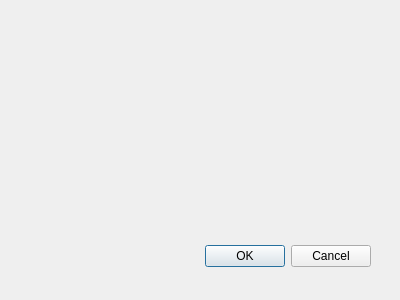
The window that imagewidget/editmarkerdialog.ui (ANKA-KIT/imageclient) describes before a commit, drawn with Qt 5.
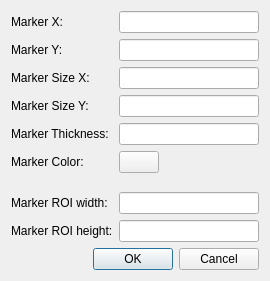
The same window after the commit.

Commit message:
Implemented marker editing
Marker ROI is still missing and the marker position does not get updated
in "full image" mode

```diff
--- a/imagewidget/editmarkerdialog.ui
+++ b/imagewidget/editmarkerdialog.ui
@@ -8,29 +8,155 @@
    <rect>
     <x>0</x>
     <y>0</y>
-    <width>400</width>
-    <height>300</height>
+    <width>270</width>
+    <height>263</height>
    </rect>
   </property>
   <property name="windowTitle">
    <string>Dialog</string>
   </property>
-  <widget class="QDialogButtonBox" name="buttonBox">
-   <property name="geometry">
-    <rect>
-     <x>30</x>
-     <y>240</y>
-     <width>341</width>
-     <height>32</height>
-    </rect>
-   </property>
-   <property name="orientation">
-    <enum>Qt::Horizontal</enum>
-   </property>
-   <property name="standardButtons">
-    <set>QDialogButtonBox::Cancel|QDialogButtonBox::Ok</set>
-   </property>
-  </widget>
+  <property name="modal">
+   <bool>true</bool>
+  </property>
+  <layout class="QVBoxLayout" name="verticalLayout">
+   <item>
+    <layout class="QGridLayout" name="gridLayout">
+     <item row="0" column="0">
+      <widget class="QLabel" name="markerXLabel">
+       <property name="text">
+        <string>Marker X:</string>
+       </property>
+      </widget>
+     </item>
+     <item row="0" column="1">
+      <widget class="QLineEdit" name="markerXEdit"/>
+     </item>
+     <item row="1" column="0">
+      <widget class="QLabel" name="markerYLabel">
+       <property name="text">
+        <string>Marker Y:</string>
+       </property>
+      </widget>
+     </item>
+     <item row="1" column="1">
+      <widget class="QLineEdit" name="markerYEdit"/>
+     </item>
+     <item row="2" column="0">
+      <widget class="QLabel" name="markerSizeXLabel">
+       <property name="text">
+        <string>Marker Size X:</string>
+       </property>
+      </widget>
+     </item>
+     <item row="2" column="1">
+      <widget class="QLineEdit" name="markerSizeXEdit"/>
+     </item>
+     <item row="3" column="0">
+      <widget class="QLabel" name="markerSizeYLabel">
+       <property name="text">
+        <string>Marker Size Y:</string>
+       </property>
+      </widget>
+     </item>
+     <item row="3" column="1">
+      <widget class="QLineEdit" name="markerSizeYEdit"/>
+     </item>
+     <item row="4" column="0">
+      <widget class="QLabel" name="markerThicknessLabel">
+       <property name="text">
+        <string>Marker Thickness:</string>
+       </property>
+      </widget>
+     </item>
+     <item row="4" column="1">
+      <widget class="QLineEdit" name="markerThicknessEdit"/>
+     </item>
+     <item row="5" column="0">
+      <widget class="QLabel" name="markerColorLabel">
+       <property name="text">
+        <string>Marker Color:</string>
+       </property>
+      </widget>
+     </item>
+     <item row="5" column="1">
+      <layout class="QHBoxLayout" name="horizontalLayout">
+       <item>
+        <widget class="QPushButton" name="markerColorSelectorButton">
+         <property name="sizePolicy">
+          <sizepolicy hsizetype="Minimum" vsizetype="Fixed">
+           <horstretch>0</horstretch>
+           <verstretch>0</verstretch>
+          </sizepolicy>
+         </property>
+         <property name="text">
+          <string/>
+         </property>
+        </widget>
+       </item>
+       <item>
+        <spacer name="horizontalSpacer">
+         <property name="orientation">
+          <enum>Qt::Horizontal</enum>
+         </property>
+         <property name="sizeHint" stdset="0">
+          <size>
+           <width>40</width>
+           <height>20</height>
+          </size>
+         </property>
+        </spacer>
+       </item>
+      </layout>
+     </item>
+     <item row="6" column="0">
+      <spacer name="verticalSpacer">
+       <property name="orientation">
+        <enum>Qt::Vertical</enum>
+       </property>
+       <property name="sizeType">
+        <enum>QSizePolicy::Fixed</enum>
+       </property>
+       <property name="sizeHint" stdset="0">
+        <size>
+         <width>20</width>
+         <height>13</height>
+        </size>
+       </property>
+      </spacer>
+     </item>
+     <item row="7" column="0">
+      <widget class="QLabel" name="roiWidthLabel">
+       <property name="text">
+        <string>Marker ROI width:</string>
+       </property>
+      </widget>
+     </item>
+     <item row="7" column="1">
+      <widget class="QLineEdit" name="roiWidthEdit"/>
+     </item>
+     <item row="8" column="0">
+      <widget class="QLabel" name="roiHeightLabel">
+       <property name="text">
+        <string>Marker ROI height:</string>
+       </property>
+      </widget>
+     </item>
+     <item row="8" column="1">
+      <widget class="QLineEdit" name="roiHeightEdit"/>
+     </item>
+    </layout>
+   </item>
+   <item>
+    <widget class="QDialogButtonBox" name="buttonBox">
+     <property name="orientation">
+      <enum>Qt::Horizontal</enum>
+     </property>
+     <property name="standardButtons">
+      <set>QDialogButtonBox::Cancel|QDialogButtonBox::Ok</set>
+     </property>
+    </widget>
+   </item>
+  </layout>
  </widget>
  <pixmapfunction/>
  <resources/>
```
Left out of the diff: 26 changed lines with no effect on the pictures. The commit also changes 10 other files.
